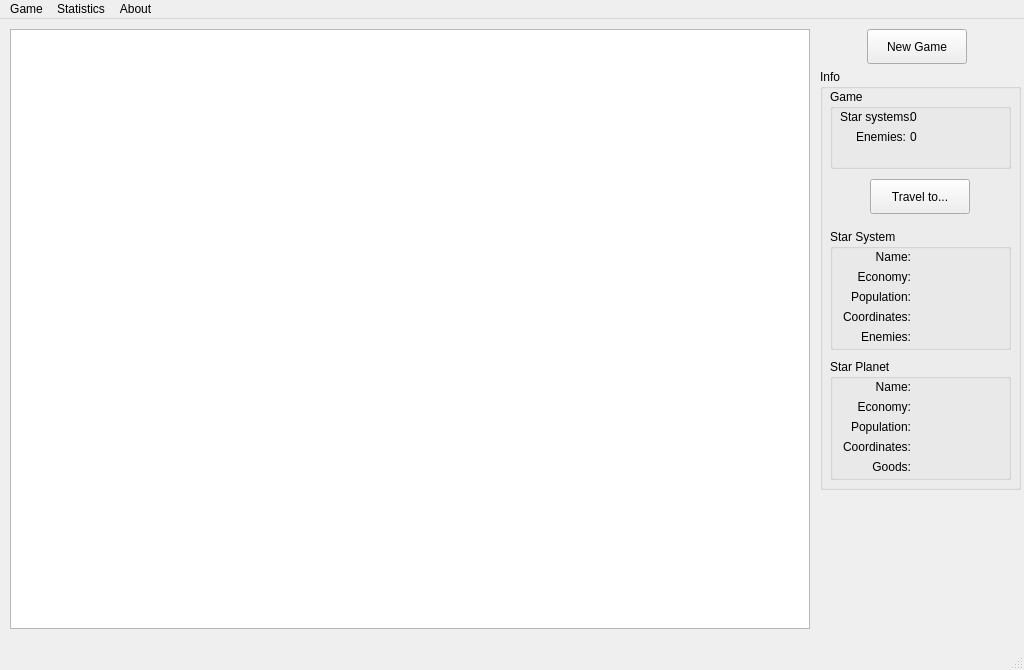
Qt form GalaxyGame/Student/mainwindow.ui (ado130/GalaxyGame) before a commit.
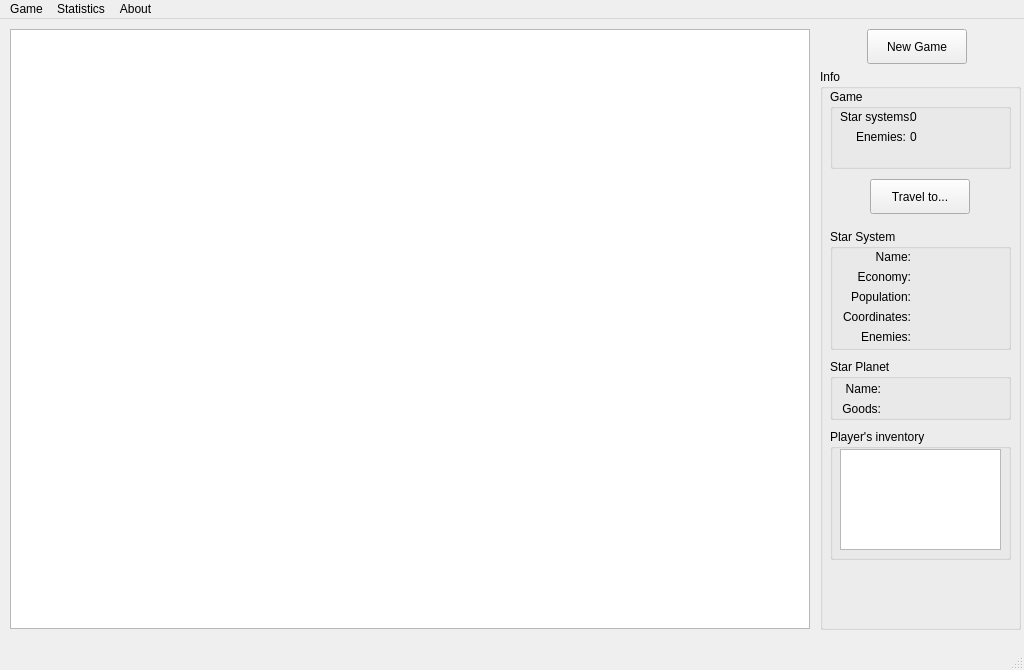
The same form after that commit. Icons and pictures are not drawn.

```diff
--- a/GalaxyGame/Student/mainwindow.ui
+++ b/GalaxyGame/Student/mainwindow.ui
@@ -80,7 +80,7 @@
       <x>820</x>
       <y>50</y>
       <width>201</width>
-      <height>421</height>
+      <height>561</height>
      </rect>
     </property>
     <property name="title">
@@ -346,7 +346,7 @@
        <x>10</x>
        <y>290</y>
        <width>181</width>
-       <height>121</height>
+       <height>61</height>
       </rect>
      </property>
      <property name="title">
@@ -357,8 +357,8 @@
        <rect>
         <x>10</x>
         <y>20</y>
-        <width>71</width>
-        <height>16</height>
+        <width>41</width>
+        <height>20</height>
        </rect>
       </property>
       <property name="text">
@@ -368,109 +368,13 @@
        <set>Qt::AlignRight|Qt::AlignTrailing|Qt::AlignVCenter</set>
       </property>
      </widget>
-     <widget class="QLabel" name="label_9">
-      <property name="geometry">
-       <rect>
-        <x>10</x>
-        <y>40</y>
-        <width>71</width>
-        <height>16</height>
-       </rect>
-      </property>
-      <property name="text">
-       <string>Economy:</string>
-      </property>
-      <property name="alignment">
-       <set>Qt::AlignRight|Qt::AlignTrailing|Qt::AlignVCenter</set>
-      </property>
-     </widget>
-     <widget class="QLabel" name="label_10">
-      <property name="geometry">
-       <rect>
-        <x>10</x>
-        <y>60</y>
-        <width>71</width>
-        <height>16</height>
-       </rect>
-      </property>
-      <property name="text">
-       <string>Population:</string>
-      </property>
-      <property name="alignment">
-       <set>Qt::AlignRight|Qt::AlignTrailing|Qt::AlignVCenter</set>
-      </property>
-     </widget>
-     <widget class="QLabel" name="label_11">
-      <property name="geometry">
-       <rect>
-        <x>10</x>
-        <y>80</y>
-        <width>71</width>
-        <height>16</height>
-       </rect>
-      </property>
-      <property name="text">
-       <string>Coordinates:</string>
-      </property>
-      <property name="alignment">
-       <set>Qt::AlignRight|Qt::AlignTrailing|Qt::AlignVCenter</set>
-      </property>
-     </widget>
-     <widget class="QLabel" name="lbSPEconomy">
-      <property name="geometry">
-       <rect>
-        <x>90</x>
-        <y>40</y>
-        <width>71</width>
-        <height>16</height>
-       </rect>
-      </property>
-      <property name="text">
-       <string/>
-      </property>
-      <property name="alignment">
-       <set>Qt::AlignLeading|Qt::AlignLeft|Qt::AlignVCenter</set>
-      </property>
-     </widget>
-     <widget class="QLabel" name="lbSPPopulation">
-      <property name="geometry">
-       <rect>
-        <x>90</x>
-        <y>60</y>
-        <width>71</width>
-        <height>16</height>
-       </rect>
-      </property>
-      <property name="text">
-       <string/>
-      </property>
-      <property name="alignment">
-       <set>Qt::AlignLeading|Qt::AlignLeft|Qt::AlignVCenter</set>
-      </property>
-     </widget>
      <widget class="QLabel" name="lbSPName">
       <property name="geometry">
        <rect>
-        <x>90</x>
+        <x>60</x>
         <y>20</y>
-        <width>71</width>
-        <height>16</height>
-       </rect>
-      </property>
-      <property name="text">
-       <string/>
-      </property>
-      <property name="alignment">
-       <set>Qt::AlignLeading|Qt::AlignLeft|Qt::AlignVCenter</set>
-      </property>
-     </widget>
-     <widget class="QLabel" name="lbSPCoordinates">
-      <property name="geometry">
-       <rect>
-        <x>90</x>
-        <y>80</y>
-        <width>71</width>
-        <height>16</height>
+        <width>101</width>
+        <height>20</height>
        </rect>
       </property>
       <property name="text">
@@ -483,10 +387,10 @@
      <widget class="QLabel" name="lbSPGoods">
       <property name="geometry">
        <rect>
-        <x>90</x>
-        <y>100</y>
-        <width>71</width>
-        <height>16</height>
+        <x>60</x>
+        <y>40</y>
+        <width>101</width>
+        <height>20</height>
        </rect>
       </property>
       <property name="text">
@@ -500,9 +404,9 @@
       <property name="geometry">
        <rect>
         <x>10</x>
-        <y>100</y>
-        <width>71</width>
-        <height>16</height>
+        <y>40</y>
+        <width>41</width>
+        <height>20</height>
        </rect>
       </property>
       <property name="text">
@@ -513,6 +417,32 @@
       </property>
      </widget>
     </widget>
+    <widget class="QGroupBox" name="gbInventory">
+     <property name="geometry">
+      <rect>
+       <x>10</x>
+       <y>360</y>
+       <width>181</width>
+       <height>131</height>
+      </rect>
+     </property>
+     <property name="title">
+      <string>Player's inventory</string>
+     </property>
+     <widget class="QPlainTextEdit" name="ptPlayerInventory">
+      <property name="geometry">
+       <rect>
+        <x>10</x>
+        <y>20</y>
+        <width>161</width>
+        <height>101</height>
+       </rect>
+      </property>
+      <property name="readOnly">
+       <bool>true</bool>
+      </property>
+     </widget>
+    </widget>
    </widget>
   </widget>
   <widget class="QMenuBar" name="menubar">
```
